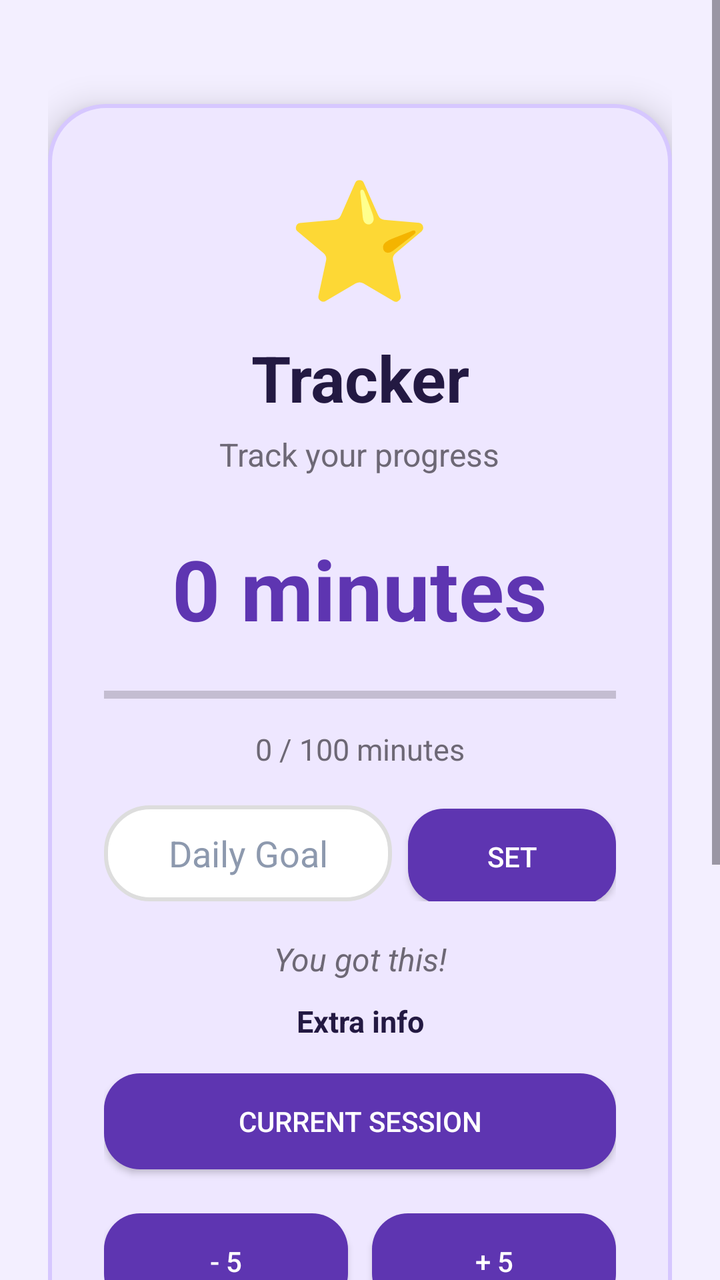
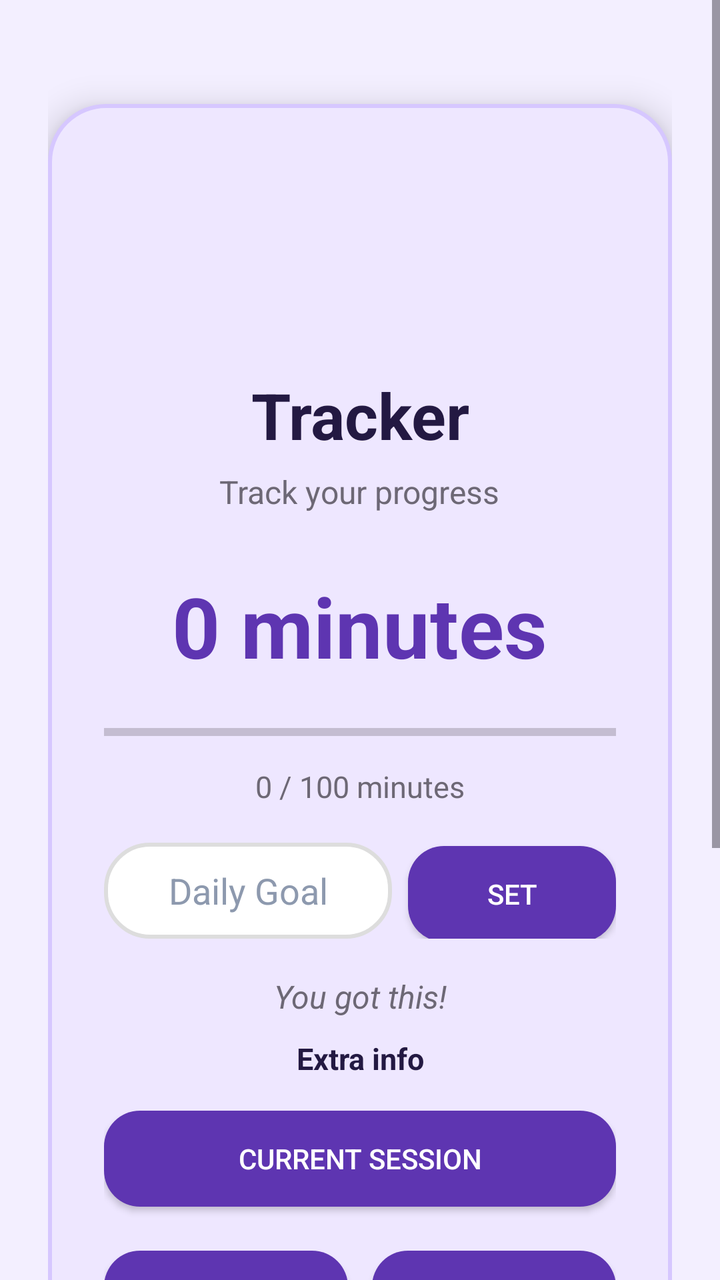

An Android layout rendered at two revisions. The XML below is the earlier revision; the diff shows what the commit changed to produce the second picture.
<!-- AndroidManifest.xml: another module's application theme Theme.DailyTrackers -->
<!-- res/layout/activity_tracker.xml -->
<?xml version="1.0" encoding="utf-8"?>
<ScrollView xmlns:android="http://schemas.android.com/apk/res/android"
    android:layout_width="match_parent"
    android:layout_height="match_parent"
    android:background="#F3EFFF"
    android:fillViewport="true">

    <androidx.appcompat.widget.LinearLayoutCompat
        android:id="@+id/main"
        android:layout_width="match_parent"
        android:layout_height="wrap_content"
        android:gravity="center_horizontal"
        android:orientation="vertical"
        android:padding="24dp">

        <androidx.appcompat.widget.LinearLayoutCompat
            android:id="@+id/cardContainer"
            android:layout_width="match_parent"
            android:layout_height="wrap_content"
            android:layout_marginTop="28dp"
            android:background="@drawable/bg_card"
            android:elevation="10dp"
            android:gravity="center"
            android:orientation="vertical"
            android:padding="28dp">

            <com.google.android.material.textview.MaterialTextView
                android:id="@+id/txtIcon"
                android:layout_width="wrap_content"
                android:layout_height="wrap_content"
                android:text="⭐"
                android:textSize="58sp" />

            <com.google.android.material.textview.MaterialTextView
                android:id="@+id/txtTitle"
                android:layout_width="wrap_content"
                android:layout_height="wrap_content"
                android:layout_marginTop="10dp"
                android:gravity="center"
                android:text="Tracker"
                android:textColor="#231942"
                android:textSize="32sp"
                android:textStyle="bold" />

            <com.google.android.material.textview.MaterialTextView
                android:id="@+id/txtSubtitle"
                android:layout_width="wrap_content"
                android:layout_height="wrap_content"
                android:layout_marginTop="6dp"
                android:gravity="center"
                android:text="Track your progress"
                android:textColor="#6D6875"
                android:textSize="16sp" />

            <com.google.android.material.textview.MaterialTextView
                android:id="@+id/txtMinutes"
                android:layout_width="wrap_content"
                android:layout_height="wrap_content"
                android:layout_marginTop="28dp"
                android:text="0 minutes"
                android:textColor="#5E35B1"
                android:textSize="42sp"
                android:textStyle="bold" />

            <ProgressBar
                android:id="@+id/progressGoal"
                style="?android:attr/progressBarStyleHorizontal"
                android:layout_width="match_parent"
                android:layout_height="14dp"
                android:layout_marginTop="18dp"
                android:max="100"
                android:progress="0" />

            <com.google.android.material.textview.MaterialTextView
                android:id="@+id/txtGoal"
                android:layout_width="wrap_content"
                android:layout_height="wrap_content"
                android:layout_marginTop="10dp"
                android:gravity="center"
                android:text="0 / 100 minutes"
                android:textColor="#6D6875"
                android:textSize="15sp" />

            <androidx.appcompat.widget.LinearLayoutCompat
                android:layout_width="match_parent"
                android:layout_height="wrap_content"
                android:layout_marginTop="18dp"
                android:orientation="horizontal">

                <EditText
                    android:id="@+id/edtGoal"
                    android:layout_width="0dp"
                    android:layout_height="48dp"
                    android:layout_marginEnd="8dp"
                    android:layout_weight="1"
                    android:background="@drawable/bg_sessions_card"
                    android:gravity="center"
                    android:hint="Daily Goal"
                    android:inputType="number"
                    android:padding="8dp"
                    android:textColor="#231942"
                    android:textColorHint="#8D99AE" />

                <androidx.appcompat.widget.AppCompatButton
                    android:id="@+id/btnSetGoal"
                    android:layout_width="104dp"
                    android:layout_height="48dp"
                    android:background="@drawable/bg_button"
                    android:gravity="center"
                    android:text="Set"
                    android:textAlignment="center"
                    android:textColor="#FFFFFF" />
            </androidx.appcompat.widget.LinearLayoutCompat>

            <com.google.android.material.textview.MaterialTextView
                android:id="@+id/txtMotivation"
                android:layout_width="wrap_content"
                android:layout_height="wrap_content"
                android:layout_marginTop="18dp"
                android:gravity="center"
                android:text="You got this!"
                android:textColor="#6D6875"
                android:textSize="16sp"
                android:textStyle="italic" />

            <com.google.android.material.textview.MaterialTextView
                android:id="@+id/txtExtraInfo"
                android:layout_width="wrap_content"
                android:layout_height="wrap_content"
                android:layout_marginTop="10dp"
                android:gravity="center"
                android:text="Extra info"
                android:textColor="#231942"
                android:textSize="15sp"
                android:textStyle="bold" />

            <androidx.appcompat.widget.AppCompatButton
                android:id="@+id/btnSessionType"
                android:layout_width="match_parent"
                android:layout_height="48dp"
                android:layout_marginTop="16dp"
                android:background="@drawable/bg_button"
                android:gravity="center"
                android:text="Current Session"
                android:textAlignment="center"
                android:textColor="#FFFFFF" />

            <androidx.appcompat.widget.LinearLayoutCompat
                android:layout_width="match_parent"
                android:layout_height="wrap_content"
                android:layout_marginTop="22dp"
                android:orientation="horizontal">

                <androidx.appcompat.widget.AppCompatButton
                    android:id="@+id/btnRemove"
                    android:layout_width="0dp"
                    android:layout_height="48dp"
                    android:layout_marginEnd="6dp"
                    android:layout_weight="1"
                    android:background="@drawable/bg_button"
                    android:gravity="center"
                    android:text="- 5"
                    android:textAlignment="center"
                    android:textColor="#FFFFFF" />

                <androidx.appcompat.widget.AppCompatButton
                    android:id="@+id/btnAdd"
                    android:layout_width="0dp"
                    android:layout_height="48dp"
                    android:layout_marginStart="6dp"
                    android:layout_weight="1"
                    android:background="@drawable/bg_button"
                    android:gravity="center"
                    android:text="+ 5"
                    android:textAlignment="center"
                    android:textColor="#FFFFFF" />
            </androidx.appcompat.widget.LinearLayoutCompat>

            <androidx.appcompat.widget.AppCompatButton
                android:id="@+id/btnSaveSession"
                android:layout_width="match_parent"
                android:layout_height="50dp"
                android:layout_marginTop="10dp"
                android:background="@drawable/bg_button"
                android:gravity="center"
                android:text="Save Session"
                android:textAlignment="center"
                android:textColor="#FFFFFF" />

            <androidx.appcompat.widget.AppCompatButton
                android:id="@+id/btnReset"
                android:layout_width="match_parent"
                android:layout_height="50dp"
                android:layout_marginTop="8dp"
                android:background="@drawable/bg_button"
                android:gravity="center"
                android:text="Reset Current Session"
                android:textAlignment="center"
                android:textColor="#FFFFFF" />

        </androidx.appcompat.widget.LinearLayoutCompat>

        <com.google.android.material.textview.MaterialTextView
            android:id="@+id/txtSessionsTitle"
            android:layout_width="wrap_content"
            android:layout_height="wrap_content"
            android:layout_marginTop="26dp"
            android:text="Saved Sessions"
            android:textColor="#231942"
            android:textSize="22sp"
            android:textStyle="bold" />

        <com.google.android.material.textview.MaterialTextView
            android:id="@+id/txtSessions"
            android:layout_width="match_parent"
            android:layout_height="wrap_content"
            android:layout_marginTop="10dp"
            android:background="@drawable/bg_sessions_card"
            android:elevation="6dp"
            android:padding="18dp"
            android:text="No sessions yet"
            android:textColor="#231942"
            android:textSize="16sp" />

    </androidx.appcompat.widget.LinearLayoutCompat>
</ScrollView>
<!-- resources referenced by this layout -->
<resources>
  <!-- drawable bg_button (drawable) -->
  <shape xmlns:android="http://schemas.android.com/apk/res/android">
      <solid android:color="#5E35B1" />
      <corners android:radius="18dp" />
      <padding
          android:left="12dp"
          android:top="10dp"
          android:right="12dp"
          android:bottom="10dp" />
  </shape>
  <!-- drawable bg_card (drawable) -->
  <shape xmlns:android="http://schemas.android.com/apk/res/android">
  
      <solid android:color="#EEE7FF" />
  
      <stroke
          android:width="2dp"
          android:color="#D6C7FF"/>
  
      <corners android:radius="28dp" />
  
  </shape>
  <!-- drawable bg_sessions_card (drawable) -->
  <?xml version="1.0" encoding="utf-8"?>
  <shape xmlns:android="http://schemas.android.com/apk/res/android">
  
      <solid android:color="#FFFFFF" />
  
      <stroke
          android:width="2dp"
          android:color="#DDDDDD" />
  
      <corners android:radius="22dp" />
  
  </shape>
  <style name="Theme.DailyTrackers" parent="Base.Theme.DailyTrackers" />
  <style name="Base.Theme.DailyTrackers" parent="Theme.Material3.DayNight.NoActionBar">
          
          
      </style>
</resources>

<!-- the commit's change to res/layout/activity_tracker.xml (unified diff, before → after) -->
@@ -24,12 +24,18 @@
             android:orientation="vertical"
             android:padding="28dp">
 
-            <com.google.android.material.textview.MaterialTextView
-                android:id="@+id/txtIcon"
-                android:layout_width="wrap_content"
-                android:layout_height="wrap_content"
-                android:text="⭐"
-                android:textSize="58sp" />
+
+
+
+
+
+
+
+            <androidx.appcompat.widget.AppCompatImageView
+                android:id="@+id/imgIcon"
+                android:layout_width="96dp"
+                android:layout_height="96dp"
+                android:scaleType="fitCenter" />
 
             <com.google.android.material.textview.MaterialTextView
                 android:id="@+id/txtTitle"
